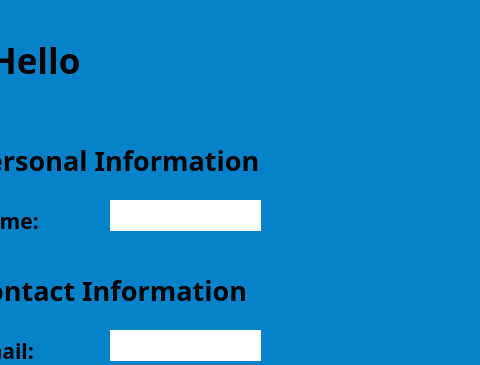
Qt form customer_edit_window.ui (melikkekaya/BankingApp_SQL) before a commit; both pictures show x 120 to 600 and y 0 to 365 of the 600 by 700 pixel window.
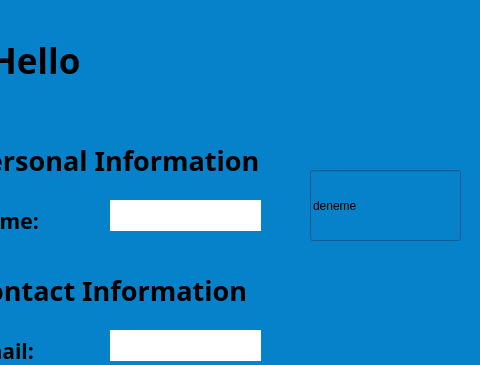
The same form after that commit.

Patch:
```diff
--- a/customer_edit_window.ui
+++ b/customer_edit_window.ui
@@ -263,6 +263,19 @@
      <string>SAVE</string>
     </property>
    </widget>
+   <widget class="QLineEdit" name="lineEdit">
+    <property name="geometry">
+     <rect>
+      <x>430</x>
+      <y>170</y>
+      <width>151</width>
+      <height>71</height>
+     </rect>
+    </property>
+    <property name="text">
+     <string>deneme</string>
+    </property>
+   </widget>
   </widget>
   <widget class="QStatusBar" name="statusbar"/>
  </widget>
```
